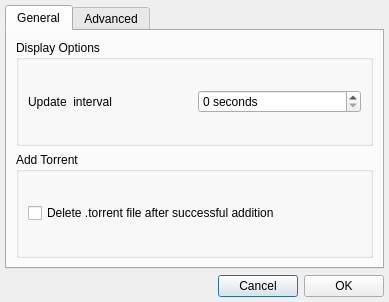
This is appsettings.ui in mveinot/transmission-control as Qt 5 draws it before an edit. The edited form follows.
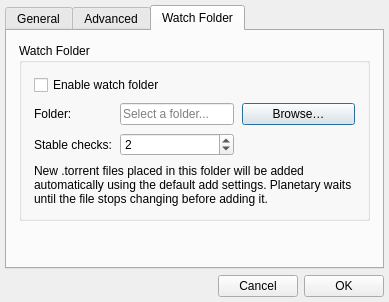
This is the edited form. The open tabs and pages were chosen to show the change.

Commit message: Add Watch Folder feature

What changed in the file:
```diff
--- a/appsettings.ui
+++ b/appsettings.ui
@@ -133,6 +133,154 @@
        </item>
       </layout>
      </widget>
+     <widget class="QWidget" name="tab">
+      <attribute name="title">
+       <string>Watch Folder</string>
+      </attribute>
+      <layout class="QVBoxLayout" name="verticalLayoutWatchFolder">
+       <property name="leftMargin">
+        <number>12</number>
+       </property>
+       <property name="topMargin">
+        <number>12</number>
+       </property>
+       <property name="rightMargin">
+        <number>12</number>
+       </property>
+       <property name="bottomMargin">
+        <number>12</number>
+       </property>
+       <item>
+        <widget class="QGroupBox" name="groupBoxWatchFolder">
+         <property name="title">
+          <string>Watch Folder</string>
+         </property>
+         <layout class="QGridLayout" name="gridLayoutWatchFolder">
+          <property name="leftMargin">
+           <number>12</number>
+          </property>
+          <property name="topMargin">
+           <number>12</number>
+          </property>
+          <property name="rightMargin">
+           <number>12</number>
+          </property>
+          <property name="bottomMargin">
+           <number>12</number>
+          </property>
+          <property name="spacing">
+           <number>8</number>
+          </property>
+          <item row="0" column="0" colspan="3">
+           <widget class="QCheckBox" name="checkWatchFolderEnabled">
+            <property name="toolTip">
+             <string>Automatically add .torrent files that appear in the selected folder.</string>
+            </property>
+            <property name="text">
+             <string>Enable watch folder</string>
+            </property>
+           </widget>
+          </item>
+          <item row="1" column="0">
+           <widget class="QLabel" name="labelWatchFolderPath">
+            <property name="text">
+             <string>Folder:</string>
+            </property>
+            <property name="buddy">
+             <cstring>editWatchFolderPath</cstring>
+            </property>
+           </widget>
+          </item>
+          <item row="1" column="1">
+           <widget class="QLineEdit" name="editWatchFolderPath">
+            <property name="toolTip">
+             <string>Folder to watch for new .torrent files.</string>
+            </property>
+            <property name="placeholderText">
+             <string>Select a folder...</string>
+            </property>
+            <property name="clearButtonEnabled">
+             <bool>true</bool>
+            </property>
+           </widget>
+          </item>
+          <item row="1" column="2">
+           <widget class="QPushButton" name="buttonBrowseWatchFolder">
+            <property name="toolTip">
+             <string>Select the folder to watch.</string>
+            </property>
+            <property name="text">
+             <string>Browse…</string>
+            </property>
+           </widget>
+          </item>
+          <item row="2" column="0">
+           <widget class="QLabel" name="labelWatchFolderStableChecks">
+            <property name="text">
+             <string>Stable checks:</string>
+            </property>
+            <property name="buddy">
+             <cstring>spinWatchFolderStableChecks</cstring>
+            </property>
+           </widget>
+          </item>
+          <item row="2" column="1">
+           <widget class="QSpinBox" name="spinWatchFolderStableChecks">
+            <property name="toolTip">
+             <string>Number of unchanged scans required before adding a torrent file. Higher values are safer for slow copies.</string>
+            </property>
+            <property name="minimum">
+             <number>1</number>
+            </property>
+            <property name="maximum">
+             <number>10</number>
+            </property>
+            <property name="value">
+             <number>2</number>
+            </property>
+           </widget>
+          </item>
+          <item row="2" column="2">
+           <spacer name="horizontalSpacerWatchFolderStableChecks">
+            <property name="orientation">
+             <enum>Qt::Orientation::Horizontal</enum>
+            </property>
+            <property name="sizeHint" stdset="0">
+             <size>
+              <width>40</width>
+              <height>20</height>
+             </size>
+            </property>
+           </spacer>
+          </item>
+          <item row="3" column="0" colspan="3">
+           <widget class="QLabel" name="labelWatchFolderDescription">
+            <property name="text">
+             <string>New .torrent files placed in this folder will be added automatically using the default add settings. Planetary waits until the file stops changing before adding it.</string>
+            </property>
+            <property name="wordWrap">
+             <bool>true</bool>
+            </property>
+           </widget>
+          </item>
+         </layout>
+        </widget>
+       </item>
+       <item>
+        <spacer name="verticalSpacerWatchFolder">
+         <property name="orientation">
+          <enum>Qt::Orientation::Vertical</enum>
+         </property>
+         <property name="sizeHint" stdset="0">
+          <size>
+           <width>20</width>
+           <height>40</height>
+          </size>
+         </property>
+        </spacer>
+       </item>
+      </layout>
+     </widget>
     </widget>
    </item>
    <item>
```
The commit also changes 12 other files.
